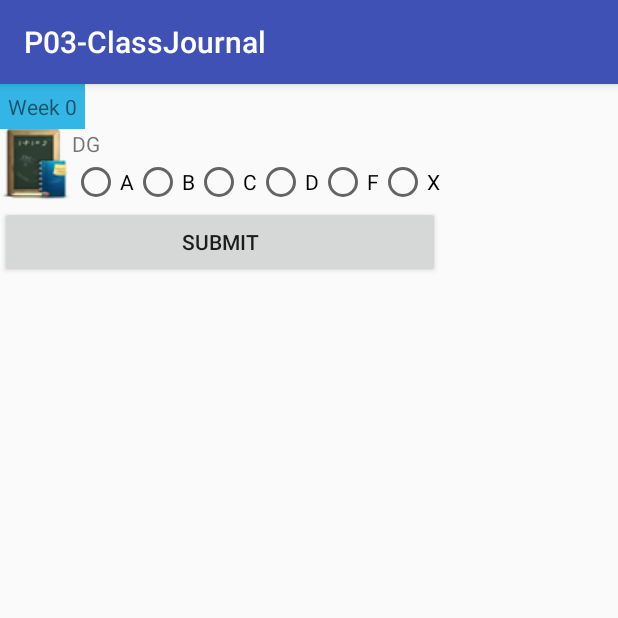
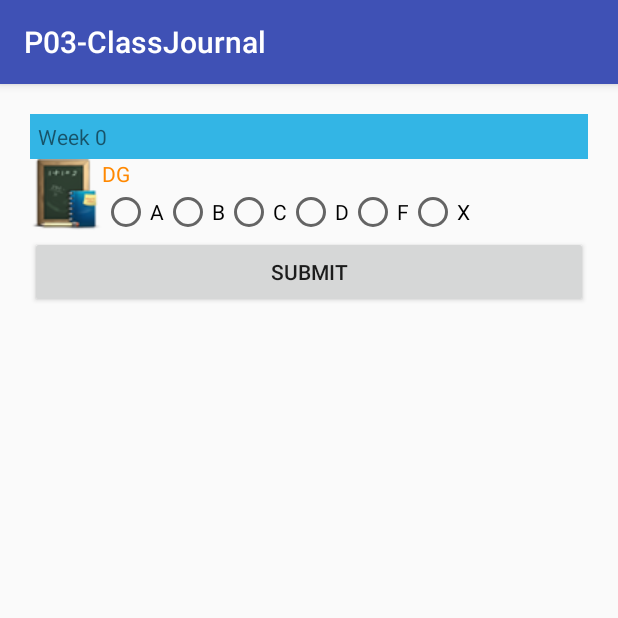
Before and after one commit to tokgrumps/P03-ClassJournal, an Android app: the AddDataActivity screen opened directly, with no data from a screen before it, on a phone screen of 412 x 824 dp, the top half of it. Run offline under Robolectric (Android 15) with nearby library versions, the phone set to English and light mode, and no system bars.

Commit message:
more updates

```diff
--- a/app/src/main/res/layout/activity_add_data.xml
+++ b/app/src/main/res/layout/activity_add_data.xml
@@ -3,14 +3,15 @@
 <LinearLayout xmlns:android="http://schemas.android.com/apk/res/android"
     xmlns:app="http://schemas.android.com/apk/res-auto"
     xmlns:tools="http://schemas.android.com/tools"
-    android:layout_width="wrap_content"
+    android:layout_width="match_parent"
     android:layout_height="wrap_content"
     android:orientation="vertical"
+    android:padding="20dp"
     tools:context="com.myapplicationdev.android.p03_classjournal.AddDataActivity">
 
     <TextView
         android:id="@+id/tvWeek"
-        android:layout_width="wrap_content"
+        android:layout_width="match_parent"
         android:layout_height="wrap_content"
         android:layout_weight="1"
         android:background="@android:color/holo_blue_light"
@@ -39,7 +40,8 @@
                 android:layout_width="wrap_content"
                 android:layout_height="wrap_content"
                 android:layout_weight="1"
-                android:text="DG" />
+                android:text="DG"
+                android:textColor="@android:color/holo_orange_dark" />
 
             <RadioGroup
                 android:id="@+id/rgGrade"
```
